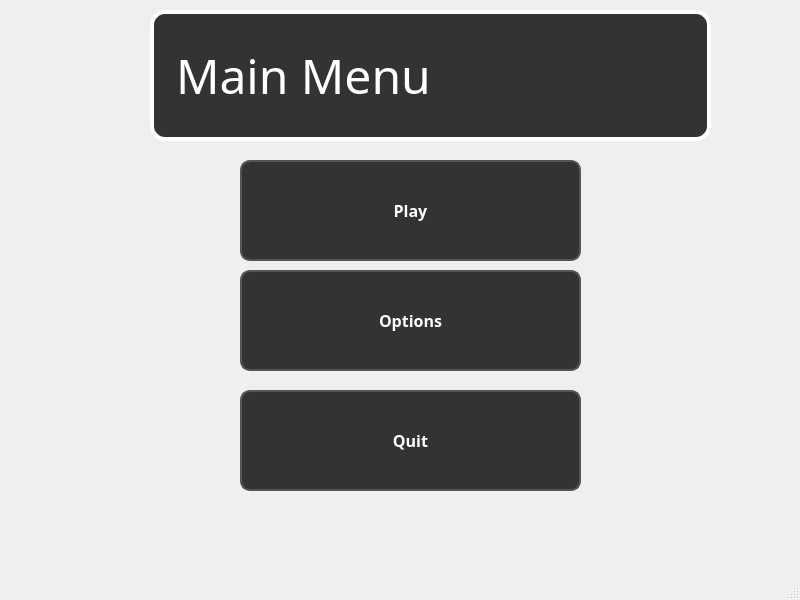
Above: mainwindow.ui from AhmedZ70/BitWise-EducationalApp before the change. Below: the same form after it.
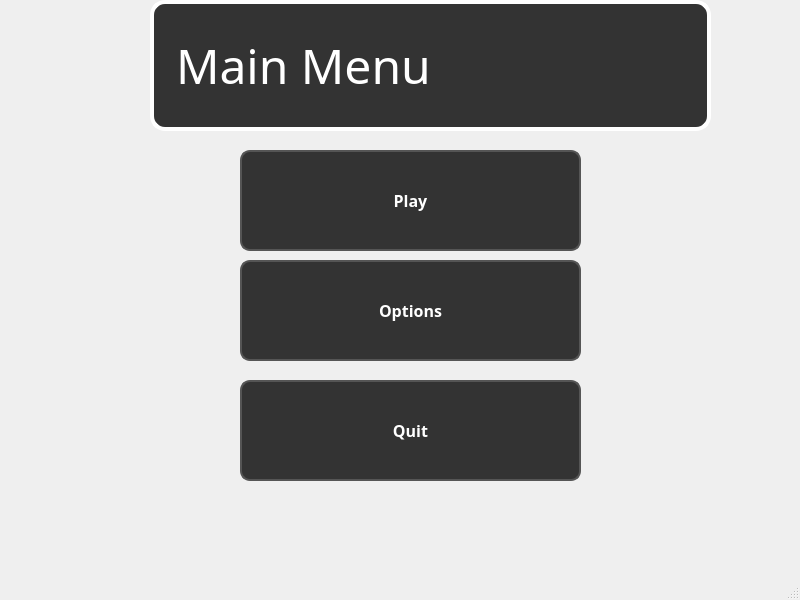
That is the form after the change. Icons and pictures are not drawn.

Commit message: Wallpaper for main window

```diff
--- a/mainwindow.ui
+++ b/mainwindow.ui
@@ -18,11 +18,14 @@
     <property name="geometry">
      <rect>
       <x>0</x>
-      <y>0</y>
-      <width>801</width>
-      <height>521</height>
+      <y>-10</y>
+      <width>821</width>
+      <height>611</height>
      </rect>
     </property>
+    <property name="styleSheet">
+     <string notr="true">background-image: url(:/icons/wallpaper1.png);</string>
+    </property>
     <widget class="QWidget" name="page">
      <widget class="QLabel" name="label">
       <property name="geometry">
```
The commit also changes 2 other files.
